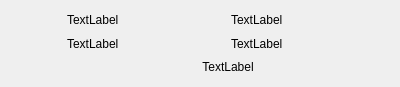
Gibus21250/CDAA, file interfaces/contactwidget.ui: the form before one commit.
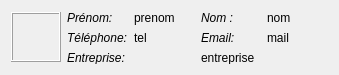
The form after the commit.

The edit to the form file:
```diff
--- a/interfaces/contactwidget.ui
+++ b/interfaces/contactwidget.ui
@@ -6,8 +6,8 @@
    <rect>
     <x>0</x>
     <y>0</y>
-    <width>400</width>
-    <height>87</height>
+    <width>339</width>
+    <height>75</height>
    </rect>
   </property>
   <property name="minimumSize">
@@ -35,12 +35,15 @@
       </size>
      </property>
      <property name="frameShape">
-      <enum>QFrame::NoFrame</enum>
+      <enum>QFrame::Box</enum>
      </property>
      <property name="frameShadow">
-      <enum>QFrame::Plain</enum>
+      <enum>QFrame::Raised</enum>
      </property>
      <property name="lineWidth">
+      <number>1</number>
+     </property>
+     <property name="midLineWidth">
       <number>0</number>
      </property>
      <property name="text">
@@ -52,17 +55,57 @@
     <layout class="QVBoxLayout" name="verticalLayout">
      <item>
       <layout class="QHBoxLayout" name="horizontalLayout">
+       <item>
+        <widget class="QLabel" name="label">
+         <property name="font">
+          <font>
+           <italic>true</italic>
+           <stylestrategy>PreferDefault</stylestrategy>
+          </font>
+         </property>
+         <property name="autoFillBackground">
+          <bool>false</bool>
+         </property>
+         <property name="frameShape">
+          <enum>QFrame::NoFrame</enum>
+         </property>
+         <property name="frameShadow">
+          <enum>QFrame::Plain</enum>
+         </property>
+         <property name="lineWidth">
+          <number>0</number>
+         </property>
+         <property name="text">
+          <string>Prénom: </string>
+         </property>
+         <property name="scaledContents">
+          <bool>false</bool>
+         </property>
+        </widget>
+       </item>
        <item>
         <widget class="QLabel" name="l_prenom">
          <property name="text">
-          <string>TextLabel</string>
+          <string>prenom</string>
+         </property>
+        </widget>
+       </item>
+       <item>
+        <widget class="QLabel" name="label_2">
+         <property name="font">
+          <font>
+           <italic>true</italic>
+          </font>
+         </property>
+         <property name="text">
+          <string>Nom : </string>
          </property>
         </widget>
        </item>
        <item>
         <widget class="QLabel" name="l_nom">
          <property name="text">
-          <string>TextLabel</string>
+          <string>nom</string>
          </property>
         </widget>
        </item>
@@ -70,37 +113,72 @@
      </item>
      <item>
       <layout class="QHBoxLayout" name="horizontalLayout_3">
+       <item>
+        <widget class="QLabel" name="label_3">
+         <property name="font">
+          <font>
+           <italic>true</italic>
+           <kerning>true</kerning>
+          </font>
+         </property>
+         <property name="text">
+          <string>Téléphone:</string>
+         </property>
+        </widget>
+       </item>
        <item>
         <widget class="QLabel" name="l_tel">
          <property name="text">
-          <string>TextLabel</string>
+          <string>tel</string>
+         </property>
+        </widget>
+       </item>
+       <item>
+        <widget class="QLabel" name="label_4">
+         <property name="font">
+          <font>
+           <italic>true</italic>
+          </font>
+         </property>
+         <property name="text">
+          <string>Email: </string>
          </property>
         </widget>
        </item>
        <item>
         <widget class="QLabel" name="l_mail">
+         <property name="autoFillBackground">
+          <bool>false</bool>
+         </property>
          <property name="text">
-          <string>TextLabel</string>
+          <string>mail</string>
          </property>
         </widget>
        </item>
       </layout>
      </item>
      <item>
-      <widget class="QLabel" name="l_entreprise">
-       <property name="frameShape">
-        <enum>QFrame::NoFrame</enum>
-       </property>
-       <property name="text">
-        <string>TextLabel</string>
-       </property>
-       <property name="textFormat">
-        <enum>Qt::RichText</enum>
-       </property>
-       <property name="alignment">
-        <set>Qt::AlignCenter</set>
-       </property>
-      </widget>
+      <layout class="QHBoxLayout" name="horizontalLayout_5">
+       <item>
+        <widget class="QLabel" name="label_6">
+         <property name="font">
+          <font>
+           <italic>true</italic>
+          </font>
+         </property>
+         <property name="text">
+          <string>Entreprise: </string>
+         </property>
+        </widget>
+       </item>
+       <item>
+        <widget class="QLabel" name="l_entreprise">
+         <property name="text">
+          <string>entreprise</string>
+         </property>
+        </widget>
+       </item>
+      </layout>
      </item>
     </layout>
    </item>
```
